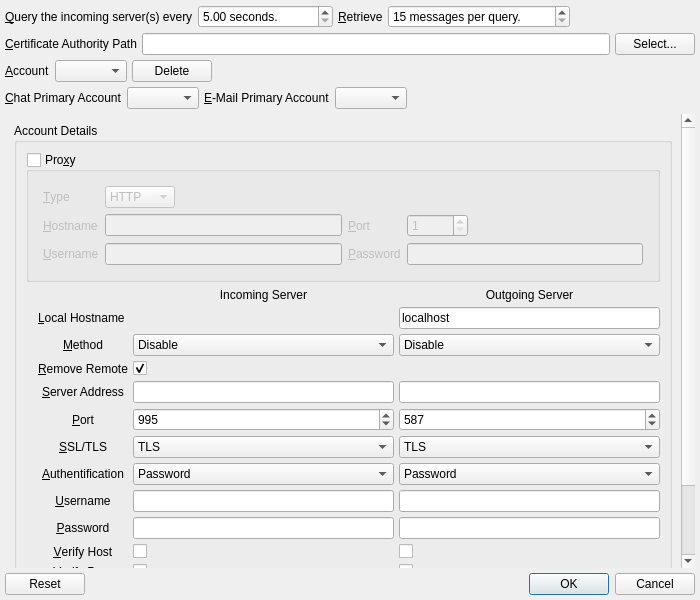
This is branches/trunk/UI/spot-on-poptastic-retrophone-settings.ui in textbrowser/spot-on as Qt 5 draws it before an edit. The edited form follows.
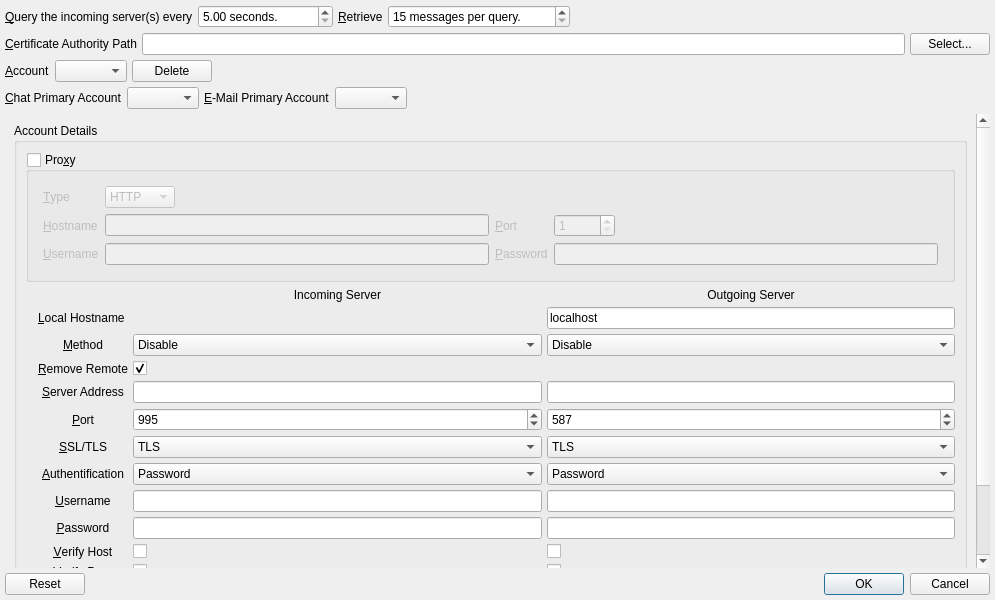
This is the edited form. Icons and pictures are not drawn.

What changed in the file:
```diff
--- a/branches/trunk/UI/spot-on-poptastic-retrophone-settings.ui
+++ b/branches/trunk/UI/spot-on-poptastic-retrophone-settings.ui
@@ -6,7 +6,7 @@
    <rect>
     <x>0</x>
     <y>0</y>
-    <width>700</width>
+    <width>995</width>
     <height>600</height>
    </rect>
   </property>
@@ -222,8 +222,8 @@
        <rect>
         <x>0</x>
         <y>0</y>
-        <width>674</width>
-        <height>667</height>
+        <width>965</width>
+        <height>871</height>
        </rect>
       </property>
       <layout class="QVBoxLayout" name="verticalLayout_3">
```
Left out of the diff: 22 changed lines with no effect on the pictures.
